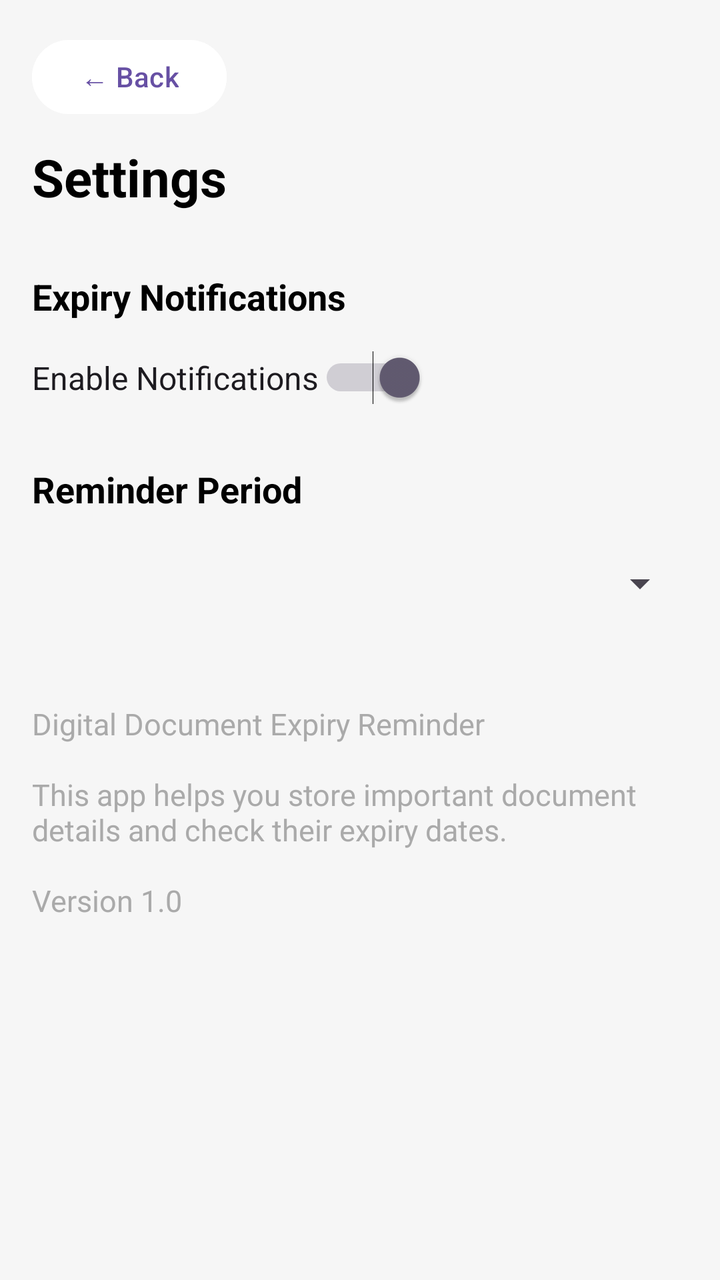
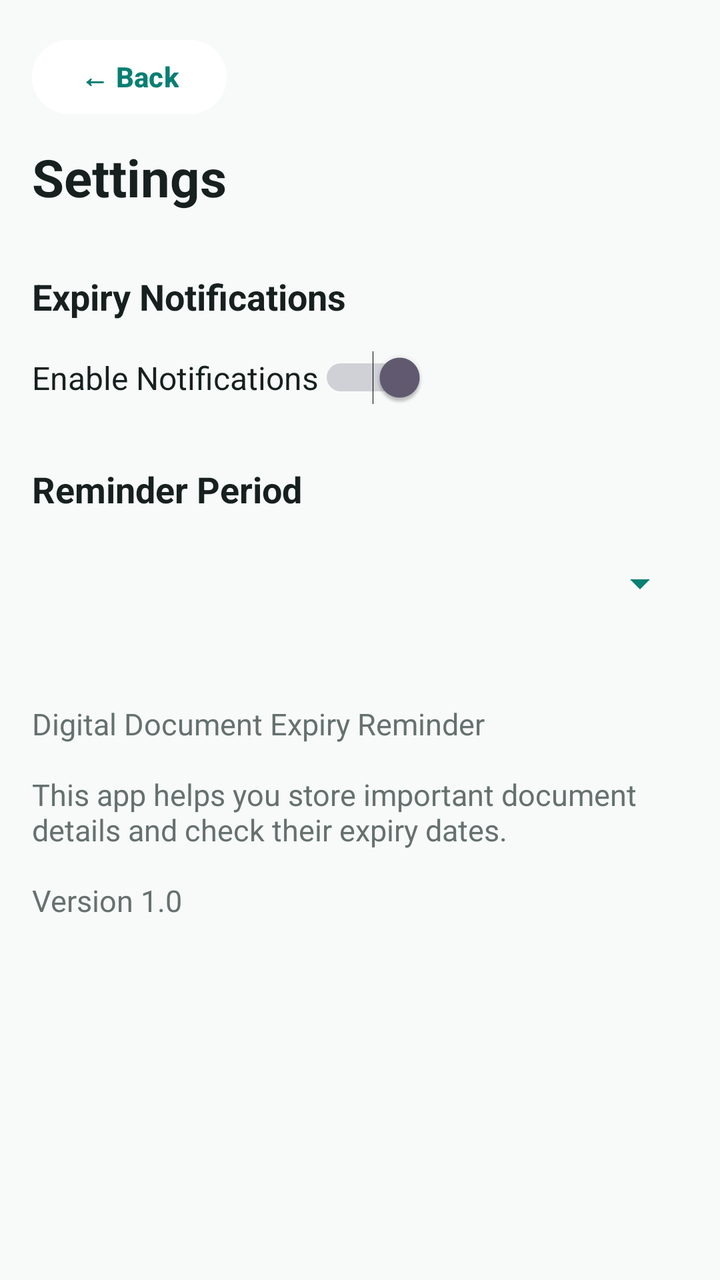

Compare the two renders of this Android layout. The source of the first and the diff that turns it into the second are given below.
<!-- AndroidManifest.xml: application theme Theme.Expiry_Reminder_Project -->
<!-- res/layout/activity_settings.xml -->
<?xml version="1.0" encoding="utf-8"?>
<androidx.constraintlayout.widget.ConstraintLayout
    xmlns:android="http://schemas.android.com/apk/res/android"
    xmlns:app="http://schemas.android.com/apk/res-auto"
    xmlns:tools="http://schemas.android.com/tools"
    android:layout_width="match_parent"
    android:layout_height="match_parent"
    android:padding="16dp"
    android:background="@color/light_gray"
    tools:context=".SettingsActivity">

    <Button
        android:id="@+id/btnBack"
        android:layout_width="wrap_content"
        android:layout_height="45dp"
        android:text="← Back"
        android:textSize="14sp"
        android:textColor="@color/purple_primary"
        android:backgroundTint="@color/white"
        app:layout_constraintTop_toTopOf="parent"
        app:layout_constraintStart_toStartOf="parent" />

    <TextView
        android:id="@+id/tvSettingsTitle"
        android:layout_width="wrap_content"
        android:layout_height="wrap_content"
        android:text="Settings"
        android:textSize="26sp"
        android:textStyle="bold"
        android:textColor="@color/black"
        app:layout_constraintTop_toBottomOf="@id/btnBack"
        app:layout_constraintStart_toStartOf="parent"
        android:layout_marginTop="10dp" />

    <TextView
        android:id="@+id/tvNotificationLabel"
        android:layout_width="wrap_content"
        android:layout_height="wrap_content"
        android:text="Expiry Notifications"
        android:textSize="18sp"
        android:textStyle="bold"
        android:textColor="@color/black"
        app:layout_constraintTop_toBottomOf="@id/tvSettingsTitle"
        app:layout_constraintStart_toStartOf="parent"
        android:layout_marginTop="30dp" />

    <Switch
        android:id="@+id/switchNotifications"
        android:layout_width="wrap_content"
        android:layout_height="wrap_content"
        android:text="Enable Notifications"
        android:textSize="16sp"
        android:checked="true"
        app:layout_constraintTop_toBottomOf="@id/tvNotificationLabel"
        app:layout_constraintStart_toStartOf="parent"
        android:layout_marginTop="15dp" />

    <TextView
        android:id="@+id/tvReminderLabel"
        android:layout_width="wrap_content"
        android:layout_height="wrap_content"
        android:text="Reminder Period"
        android:textSize="18sp"
        android:textStyle="bold"
        android:textColor="@color/black"
        app:layout_constraintTop_toBottomOf="@id/switchNotifications"
        app:layout_constraintStart_toStartOf="parent"
        android:layout_marginTop="30dp" />

    <Spinner
        android:id="@+id/spReminderPeriod"
        android:layout_width="0dp"
        android:layout_height="50dp"
        app:layout_constraintTop_toBottomOf="@id/tvReminderLabel"
        app:layout_constraintStart_toStartOf="parent"
        app:layout_constraintEnd_toEndOf="parent"
        android:layout_marginTop="10dp" />

    <TextView
        android:id="@+id/tvAbout"
        android:layout_width="0dp"
        android:layout_height="wrap_content"
        android:text="Digital Document Expiry Reminder&#10;&#10;This app helps you store important document details and check their expiry dates.&#10;&#10;Version 1.0"
        android:textSize="15sp"
        android:textColor="@android:color/darker_gray"
        app:layout_constraintTop_toBottomOf="@id/spReminderPeriod"
        app:layout_constraintStart_toStartOf="parent"
        app:layout_constraintEnd_toEndOf="parent"
        android:layout_marginTop="35dp" />

</androidx.constraintlayout.widget.ConstraintLayout>
<!-- resources referenced by this layout -->
<resources>
  <color name="black">#000000</color>
  <color name="light_gray">#F6F6F6</color>
  <color name="purple_primary">#6750A4</color>
  <color name="white">#FFFFFF</color>
  <style name="Theme.Expiry_Reminder_Project" parent="Base.Theme.Expiry_Reminder_Project">
      </style>
  <style name="Base.Theme.Expiry_Reminder_Project" parent="Theme.Material3.DayNight.NoActionBar">
  
          <item name="colorPrimary">@color/purple_primary</item>
          <item name="colorPrimaryContainer">@color/purple_light</item>
  
      </style>
  <color name="purple_light">#EADDFF</color>
</resources>

<!-- the commit's change to res/layout/activity_settings.xml (unified diff, before → after) -->
@@ -6,7 +6,7 @@
     android:layout_width="match_parent"
     android:layout_height="match_parent"
     android:padding="16dp"
-    android:background="@color/light_gray"
+    android:background="@color/background"
     tools:context=".SettingsActivity">
 
     <Button
@@ -15,8 +15,9 @@
         android:layout_height="45dp"
         android:text="← Back"
         android:textSize="14sp"
-        android:textColor="@color/purple_primary"
-        android:backgroundTint="@color/white"
+        android:textStyle="bold"
+        android:textColor="@color/primary_teal"
+        android:backgroundTint="@color/card_white"
         app:layout_constraintTop_toTopOf="parent"
         app:layout_constraintStart_toStartOf="parent" />
 
@@ -27,7 +28,7 @@
         android:text="Settings"
         android:textSize="26sp"
         android:textStyle="bold"
-        android:textColor="@color/black"
+        android:textColor="@color/text_primary"
         app:layout_constraintTop_toBottomOf="@id/btnBack"
         app:layout_constraintStart_toStartOf="parent"
         android:layout_marginTop="10dp" />
@@ -39,7 +40,7 @@
         android:text="Expiry Notifications"
         android:textSize="18sp"
         android:textStyle="bold"
-        android:textColor="@color/black"
+        android:textColor="@color/text_primary"
         app:layout_constraintTop_toBottomOf="@id/tvSettingsTitle"
         app:layout_constraintStart_toStartOf="parent"
         android:layout_marginTop="30dp" />
@@ -50,6 +51,7 @@
         android:layout_height="wrap_content"
         android:text="Enable Notifications"
         android:textSize="16sp"
+        android:textColor="@color/text_primary"
         android:checked="true"
         app:layout_constraintTop_toBottomOf="@id/tvNotificationLabel"
         app:layout_constraintStart_toStartOf="parent"
@@ -62,7 +64,7 @@
         android:text="Reminder Period"
         android:textSize="18sp"
         android:textStyle="bold"
-        android:textColor="@color/black"
+        android:textColor="@color/text_primary"
         app:layout_constraintTop_toBottomOf="@id/switchNotifications"
         app:layout_constraintStart_toStartOf="parent"
         android:layout_marginTop="30dp" />
@@ -71,6 +73,7 @@
         android:id="@+id/spReminderPeriod"
         android:layout_width="0dp"
         android:layout_height="50dp"
+        android:backgroundTint="@color/primary_teal"
         app:layout_constraintTop_toBottomOf="@id/tvReminderLabel"
         app:layout_constraintStart_toStartOf="parent"
         app:layout_constraintEnd_toEndOf="parent"
@@ -82,7 +85,7 @@
         android:layout_height="wrap_content"
         android:text="Digital Document Expiry Reminder&#10;&#10;This app helps you store important document details and check their expiry dates.&#10;&#10;Version 1.0"
         android:textSize="15sp"
-        android:textColor="@android:color/darker_gray"
+        android:textColor="@color/text_secondary"
         app:layout_constraintTop_toBottomOf="@id/spReminderPeriod"
         app:layout_constraintStart_toStartOf="parent"
         app:layout_constraintEnd_toEndOf="parent"
<!-- resource entries referenced after the edit -->
@@ -1,17 +1,18 @@
 <!-- resources referenced by this layout -->
 <resources>
-  <color name="black">#000000</color>
-  <color name="light_gray">#F6F6F6</color>
-  <color name="purple_primary">#6750A4</color>
-  <color name="white">#FFFFFF</color>
+  <color name="background">#F7FAF9</color>
+  <color name="card_white">#FFFFFF</color>
+  <color name="primary_teal">#087F73</color>
+  <color name="text_primary">#17201F</color>
+  <color name="text_secondary">#66716F</color>
   <style name="Theme.Expiry_Reminder_Project" parent="Base.Theme.Expiry_Reminder_Project">
       </style>
   <style name="Base.Theme.Expiry_Reminder_Project" parent="Theme.Material3.DayNight.NoActionBar">
   
-          <item name="colorPrimary">@color/purple_primary</item>
-          <item name="colorPrimaryContainer">@color/purple_light</item>
+          <item name="colorPrimary">@color/primary_teal</item>
+          <item name="colorPrimaryVariant">@color/primary_dark</item>
   
       </style>
-  <color name="purple_light">#EADDFF</color>
+  <color name="primary_dark">#05665C</color>
 </resources>
 
